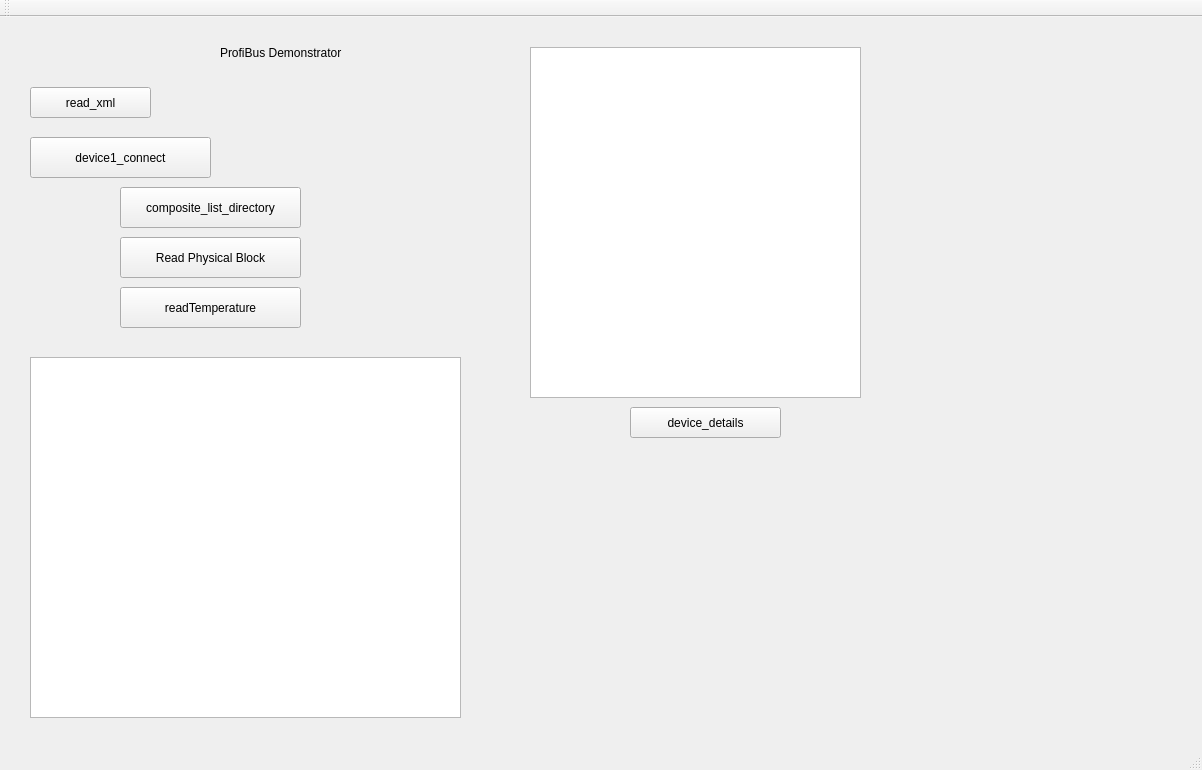
Before: the Qt Designer form profibus/mainwindow.ui in axelwogawa/PROFIBus-Profis, drawn with Qt 5.
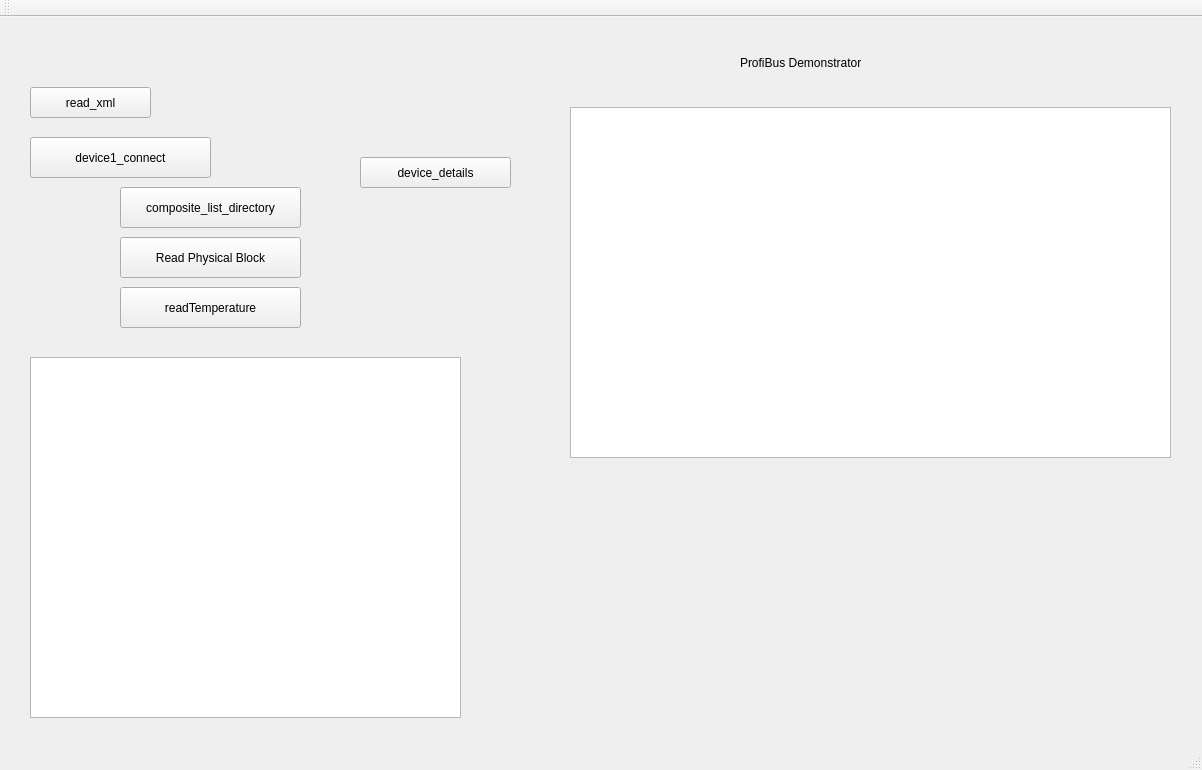
After: the same form once the commit is applied.

```diff
--- a/profibus/mainwindow.ui
+++ b/profibus/mainwindow.ui
@@ -69,8 +69,8 @@
    <widget class="QPushButton" name="disconnect_gateway">
     <property name="geometry">
      <rect>
-      <x>630</x>
-      <y>390</y>
+      <x>360</x>
+      <y>140</y>
       <width>151</width>
       <height>31</height>
      </rect>
@@ -82,9 +82,9 @@
    <widget class="QTableWidget" name="tableWidget">
     <property name="geometry">
      <rect>
-      <x>530</x>
-      <y>30</y>
-      <width>331</width>
+      <x>570</x>
+      <y>90</y>
+      <width>601</width>
       <height>351</height>
      </rect>
     </property>
@@ -118,8 +118,8 @@
    <widget class="QLabel" name="label">
     <property name="geometry">
      <rect>
-      <x>220</x>
-      <y>10</y>
+      <x>740</x>
+      <y>20</y>
       <width>191</width>
       <height>51</height>
      </rect>
```
Left out of the diff: 2 changed lines with no effect on the pictures.
